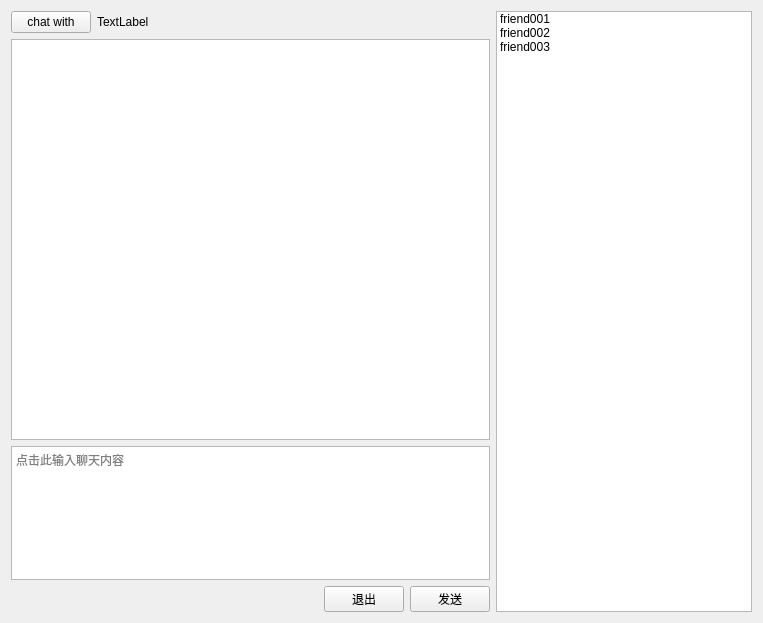
Old version of the form gui/avim.ui in the repository avplayer/avim.
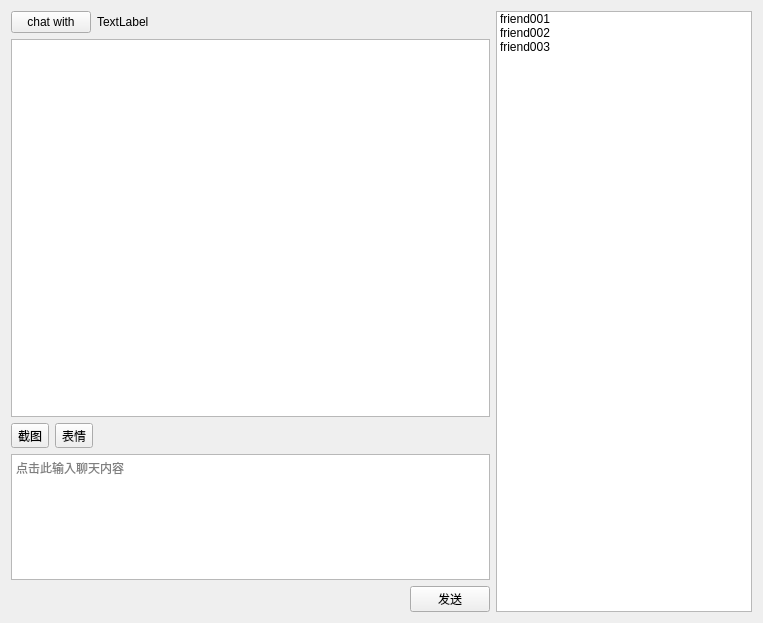
New version of the form.

What changed in the file:
```diff
--- a/gui/avim.ui
+++ b/gui/avim.ui
@@ -15,7 +15,7 @@
   </property>
   <layout class="QHBoxLayout" name="horizontalLayout_3" stretch="4,0">
    <item>
-    <layout class="QVBoxLayout" name="verticalLayout" stretch="0,6,2,0">
+    <layout class="QVBoxLayout" name="verticalLayout" stretch="0,6,0,2,0">
      <item>
       <layout class="QHBoxLayout" name="horizontalLayout_2" stretch="0,1">
        <item>
@@ -37,14 +37,45 @@
      <item>
       <widget class="QTextBrowser" name="messageBrowser"/>
      </item>
+     <item>
+      <layout class="QHBoxLayout" name="horizontalLayout_4">
+       <item>
+        <widget class="QToolButton" name="toolButton_2">
+         <property name="text">
+          <string>截图</string>
+         </property>
+        </widget>
+       </item>
+       <item>
+        <widget class="QToolButton" name="toolButton">
+         <property name="text">
+          <string>表情</string>
+         </property>
+        </widget>
+       </item>
+       <item>
+        <spacer name="horizontalSpacer_2">
+         <property name="orientation">
+          <enum>Qt::Horizontal</enum>
+         </property>
+         <property name="sizeHint" stdset="0">
+          <size>
+           <width>40</width>
+           <height>20</height>
+          </size>
+         </property>
+        </spacer>
+       </item>
+      </layout>
+     </item>
      <item>
       <widget class="QTextEdit" name="messageTextEdit">
        <property name="html">
         <string>&lt;!DOCTYPE HTML PUBLIC &quot;-//W3C//DTD HTML 4.0//EN&quot; &quot;http://www.w3.org/TR/REC-html40/strict.dtd&quot;&gt;
 &lt;html&gt;&lt;head&gt;&lt;meta name=&quot;qrichtext&quot; content=&quot;1&quot; /&gt;&lt;style type=&quot;text/css&quot;&gt;
 p, li { white-space: pre-wrap; }
-&lt;/style&gt;&lt;/head&gt;&lt;body style=&quot; font-family:'SimSun'; font-size:9pt; font-weight:400; font-style:normal;&quot;&gt;
-&lt;p style=&quot;-qt-paragraph-type:empty; margin-top:0px; margin-bottom:0px; margin-left:0px; margin-right:0px; -qt-block-indent:0; text-indent:0px; font-family:'DejaVu Sans Mono'; font-size:11pt;&quot;&gt;&lt;br /&gt;&lt;/p&gt;&lt;/body&gt;&lt;/html&gt;</string>
+&lt;/style&gt;&lt;/head&gt;&lt;body style=&quot; font-family:'DejaVu Sans Mono'; font-size:11pt; font-weight:400; font-style:normal;&quot;&gt;
+&lt;p style=&quot;-qt-paragraph-type:empty; margin-top:0px; margin-bottom:0px; margin-left:0px; margin-right:0px; -qt-block-indent:0; text-indent:0px;&quot;&gt;&lt;br /&gt;&lt;/p&gt;&lt;/body&gt;&lt;/html&gt;</string>
        </property>
        <property name="placeholderText">
         <string>点击此输入聊天内容</string>
@@ -69,13 +100,6 @@
          </property>
         </spacer>
        </item>
-       <item>
-        <widget class="QPushButton" name="exitButton">
-         <property name="text">
-          <string>退出</string>
-         </property>
-        </widget>
-       </item>
        <item>
         <widget class="QPushButton" name="sendButton">
          <property name="text">
```
Left out of the diff: 2 changed lines with no effect on the pictures.
